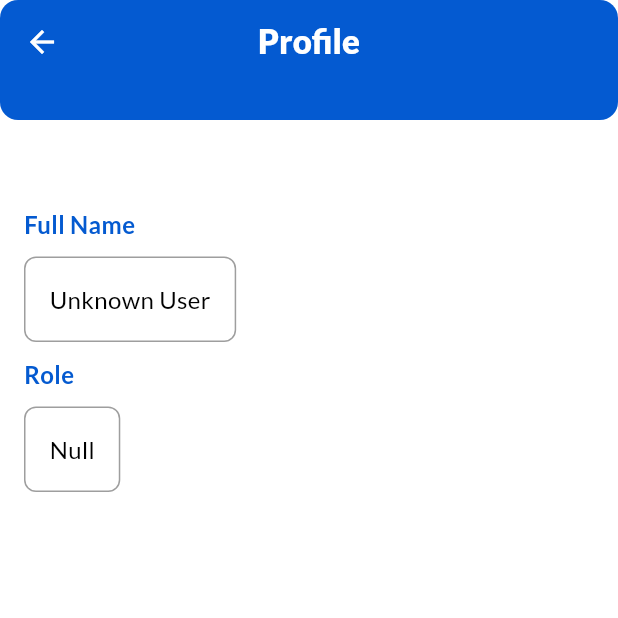
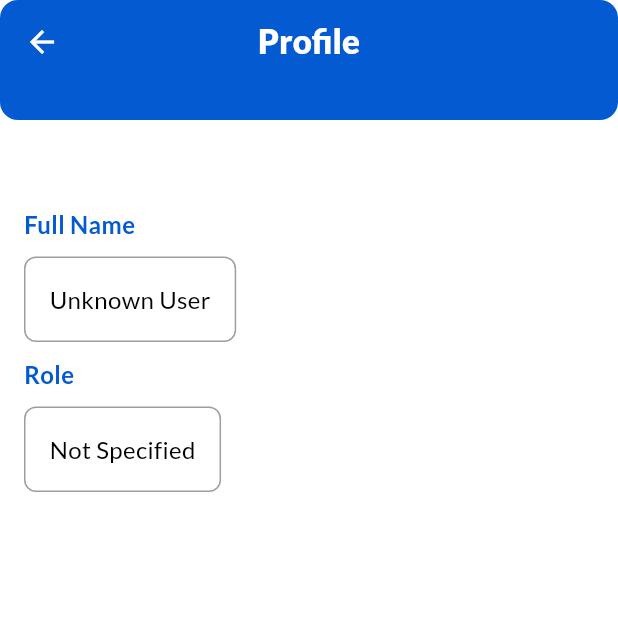
Before and after one commit to Helixu38/Wash-Wow, a Flutter app: the Profile screen opened directly, on a phone screen of 412 x 824 dp, the top half of it. Run offline on Flutter 3.47's test engine with Material 3 defaults, Android fonts, the phone set to English and light mode, and no system bars; our stand-ins replace blur, cached_network_image, firebase_core, firebase_storage, flutter_dotenv, flutter_secure_storage and 7 more; missing offline and left inert: firebase_app_check, flutter_cupertino_datetime_picker, flutter_google_maps_webservices, flutter_pannable_rating_bar, profile_photo; accounts and stored records are empty; network calls fail.

Commit message:
refactor: some minor inconsistent translation error

```diff
--- a/lib/src/account/Profile/profile.dart
+++ b/lib/src/account/Profile/profile.dart
@@ -11,6 +11,11 @@ class Profile extends StatefulWidget {
 
 class _ProfileState extends State<Profile> {
   final AuthService authService = AuthService('https://washwowbe.onrender.com');
+  final _labelStyle = TextStyle(
+    fontSize: 16,
+    fontWeight: FontWeight.w700,
+    color: const Color.fromRGBO(4, 90, 208, 1),
+  );
   @override
   Widget build(BuildContext context) {
     return Scaffold(
@@ -24,11 +29,27 @@ class _ProfileState extends State<Profile> {
               return Center(child: CircularProgressIndicator());
             } else if (snapshot.hasError) {
               // Handle error state
-              return Center(child: Text('Error: ${snapshot.error}'));
+              return Center(
+                child: Column(
+                  mainAxisAlignment: MainAxisAlignment.center,
+                  children: [
+                    const Text(
+                      'Unable to load profile information',
+                      style: TextStyle(fontSize: 16),
+                    ),
+                    const SizedBox(height: 16),
+                    ElevatedButton(
+                      onPressed: () =>
+                          setState(() {}), // Trigger rebuild to retry
+                      child: const Text('Retry'),
+                    ),
+                  ],
+                ),
+              );
             } else {
               // Data has been fetched successfully
               String userName = snapshot.data?['fullName'] ?? 'Unknown User';
-              String userRole = snapshot.data?['role'] ?? 'Null';
+              String userRole = snapshot.data?['role'] ?? 'Not Specified';
 
               return Padding(
                 padding: const EdgeInsets.all(16.0),
@@ -40,11 +61,7 @@ class _ProfileState extends State<Profile> {
                       const SizedBox(height: 42),
                       Text(
                         "Full Name",
-                        style: TextStyle(
-                          fontSize: 16,
-                          fontWeight: FontWeight.w700,
-                          color: const Color.fromRGBO(4, 90, 208, 1),
-                        ),
+                        style: _labelStyle,
                       ),
                       SizedBox(height: 10),
                       Container(
@@ -63,11 +80,7 @@ class _ProfileState extends State<Profile> {
                       const SizedBox(height: 10),
                       Text(
                         "Role",
-                        style: TextStyle(
-                          fontSize: 16,
-                          fontWeight: FontWeight.w700,
-                          color: const Color.fromRGBO(4, 90, 208, 1),
-                        ),
+                        style: _labelStyle,
                       ),
                       SizedBox(height: 10),
                       Container(
--- a/lib/src/home/shop_home_screen.dart
+++ b/lib/src/home/shop_home_screen.dart
@@ -182,7 +182,7 @@ class _ShopOwnerHomeScreenState extends State<ShopOwnerHomeScreen> {
                             height: 65,
                             width: 65,
                             icon: MdiIcons.bullhorn,
-                            text: "Adds",
+                            text: "Advertisement",
                             onTap: () {
                               print('Advertisement tapped!');
                             },
@@ -552,7 +552,7 @@ class _ShopOwnerHomeScreenState extends State<ShopOwnerHomeScreen> {
           Text(
             text,
             style: TextStyle(
-              fontSize: 16,
+              fontSize: 14,
               fontWeight: FontWeight.w600,
               color: Colors.black,
             ),
--- /dev/null
+++ b/lib/src/utility/config/config.dart
@@ -0,0 +1,3 @@
+  class Config {
+    static String CUSTOMER_SUPPORT_URL = "https://www.washnwow.store";
+  }
```
Also changed, not shown: lib/src/account/account_screen.dart (+17 -3 lines), lib/src/home/user_home_screen.dart (+7 -7 lines), lib/src/service/booking_screen.dart (+6 -6 lines).
